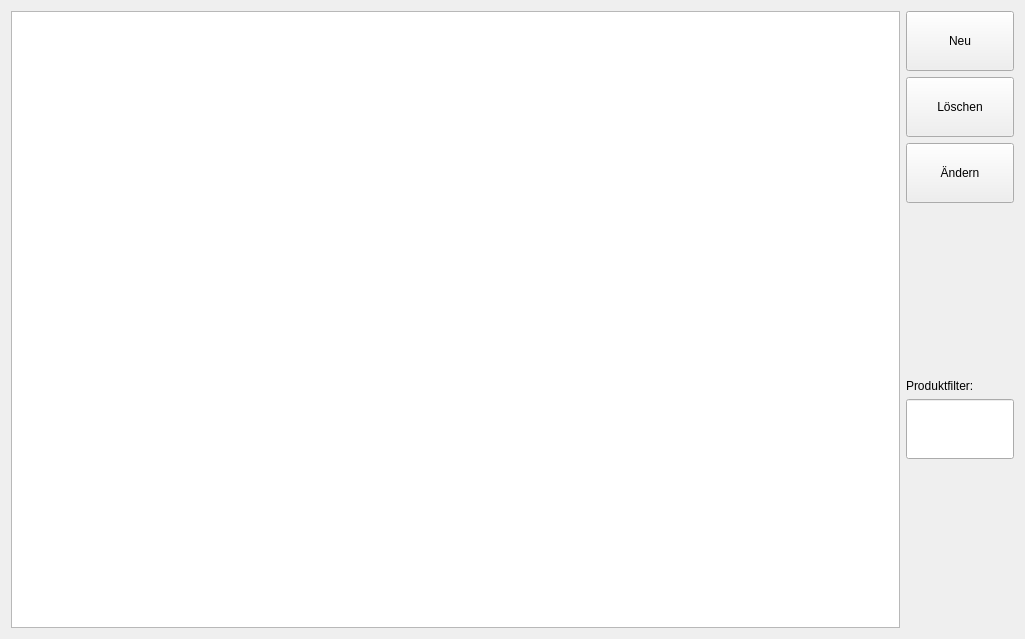
First picture: the form in src/manager/productswidget.ui, repository todvora/qrk-registrier-kasse, before the edit.
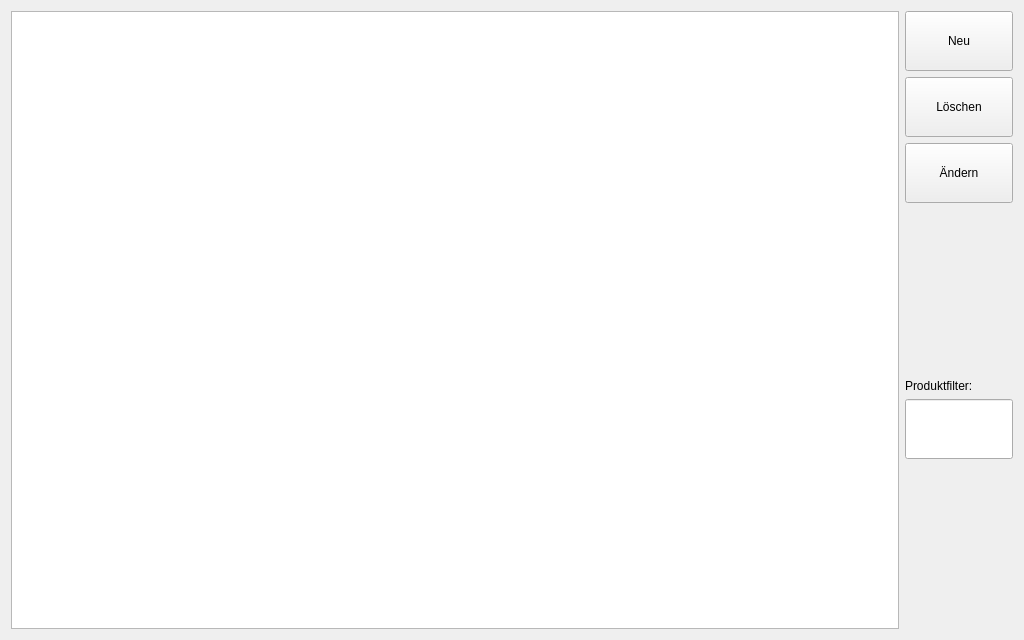
Second picture: the form after the edit. Icons and pictures are not drawn.

Patch:
```diff
--- a/src/manager/productswidget.ui
+++ b/src/manager/productswidget.ui
@@ -7,15 +7,15 @@
    <rect>
     <x>0</x>
     <y>0</y>
-    <width>1025</width>
-    <height>639</height>
+    <width>1024</width>
+    <height>640</height>
    </rect>
   </property>
   <property name="windowTitle">
    <string>Produkte</string>
   </property>
-  <layout class="QGridLayout" name="gridLayout">
-   <item row="0" column="0">
+  <layout class="QHBoxLayout" name="horizontalLayout">
+   <item>
     <widget class="QTableView" name="tableView">
      <property name="alternatingRowColors">
       <bool>true</bool>
@@ -28,10 +28,16 @@
      </property>
     </widget>
    </item>
-   <item row="0" column="1">
+   <item>
     <layout class="QVBoxLayout" name="verticalLayout">
      <item>
       <widget class="QPushButton" name="plus">
+       <property name="sizePolicy">
+        <sizepolicy hsizetype="Preferred" vsizetype="Fixed">
+         <horstretch>0</horstretch>
+         <verstretch>0</verstretch>
+        </sizepolicy>
+       </property>
        <property name="minimumSize">
         <size>
          <width>0</width>
@@ -55,6 +61,12 @@
      </item>
      <item>
       <widget class="QPushButton" name="minus">
+       <property name="sizePolicy">
+        <sizepolicy hsizetype="Preferred" vsizetype="Fixed">
+         <horstretch>0</horstretch>
+         <verstretch>0</verstretch>
+        </sizepolicy>
+       </property>
        <property name="minimumSize">
         <size>
          <width>0</width>
@@ -78,6 +90,12 @@
      </item>
      <item>
       <widget class="QPushButton" name="edit">
+       <property name="sizePolicy">
+        <sizepolicy hsizetype="Preferred" vsizetype="Fixed">
+         <horstretch>0</horstretch>
+         <verstretch>0</verstretch>
+        </sizepolicy>
+       </property>
        <property name="minimumSize">
         <size>
          <width>0</width>
```
